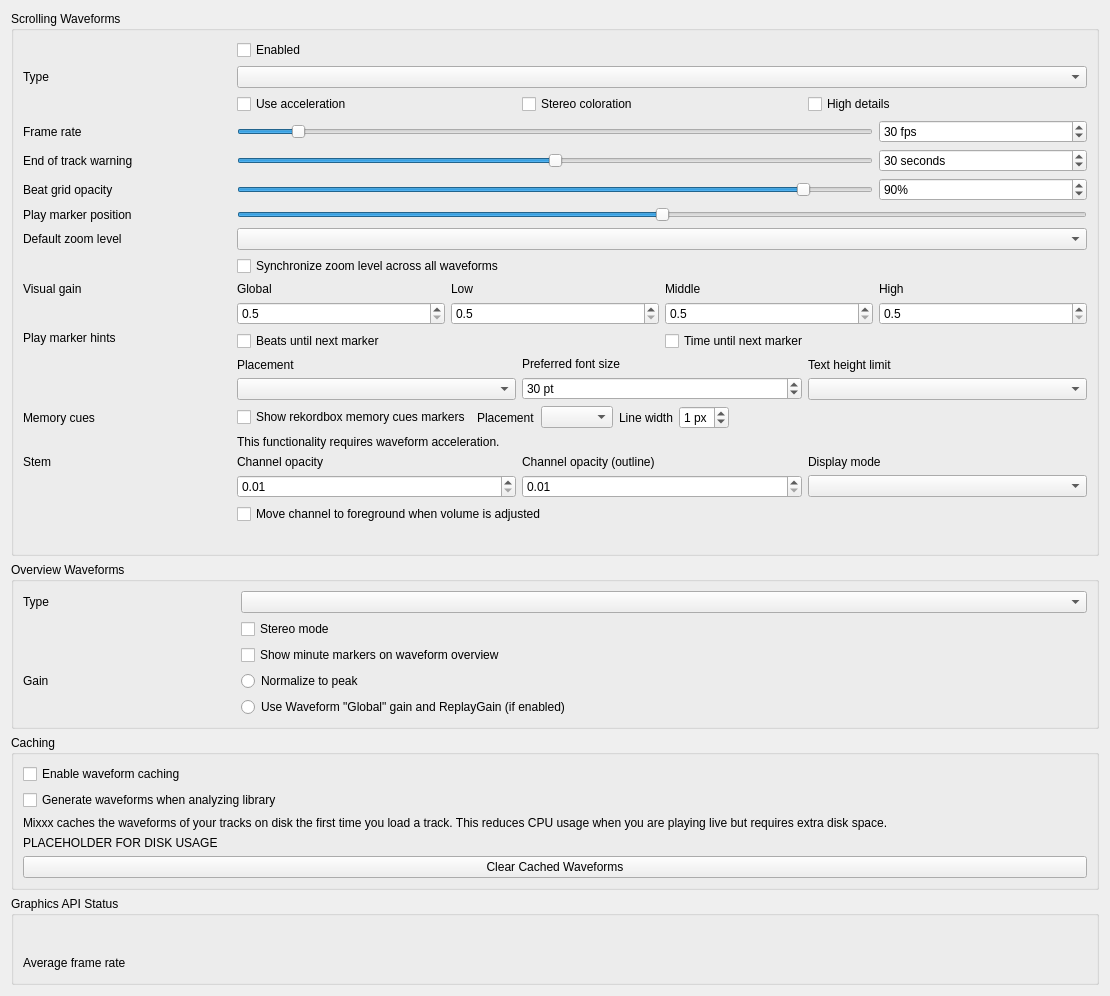
First picture: the form in src/preferences/dialog/dlgprefwaveformdlg.ui, repository mixxxdj/mixxx, before the edit.
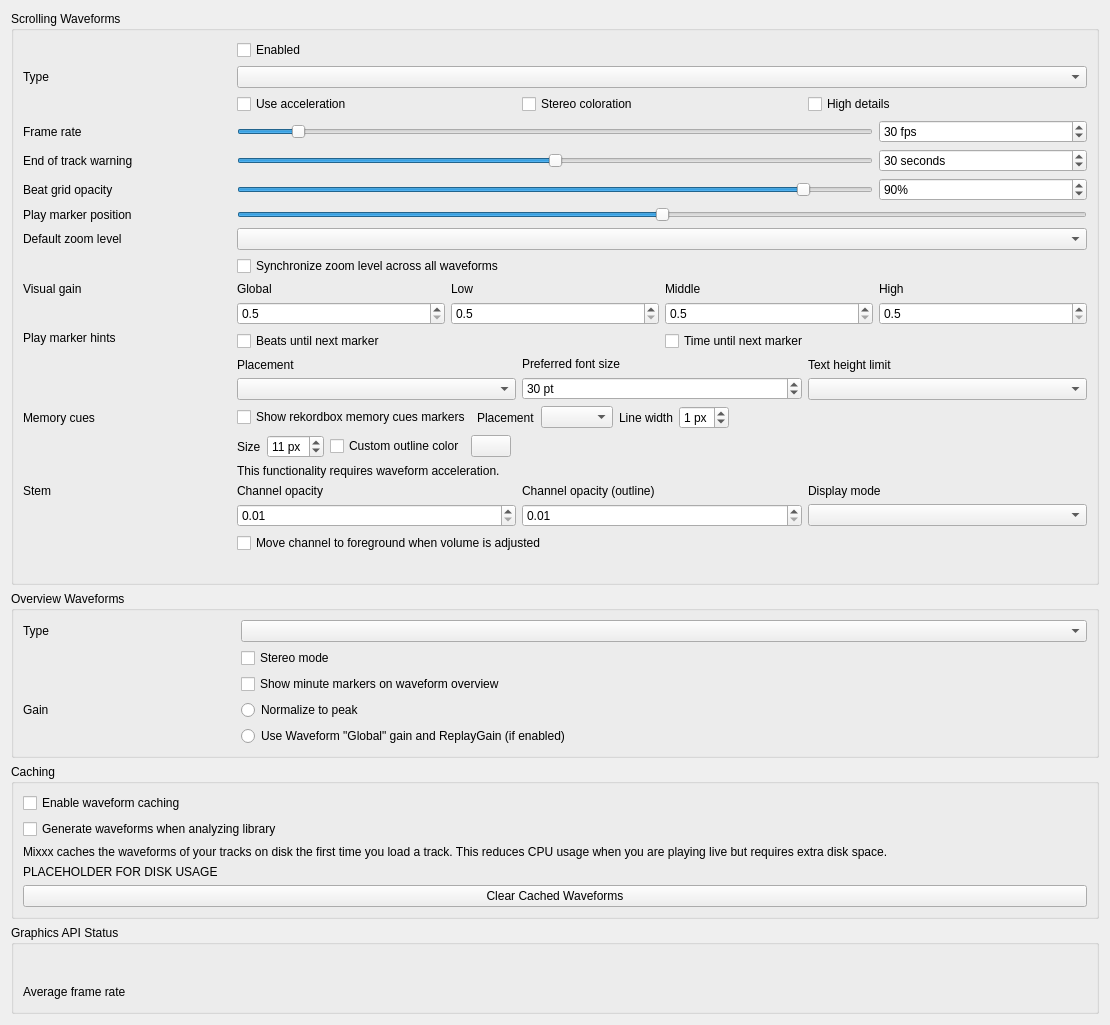
Second picture: the form after the edit.

Commit message: Waveform: memory cue marker size and custom outline color

```diff
--- a/src/preferences/dialog/dlgprefwaveformdlg.ui
+++ b/src/preferences/dialog/dlgprefwaveformdlg.ui
@@ -662,6 +662,84 @@
       </layout>
      </item>
      <item row="14" column="1" colspan="4">
+      <layout class="QHBoxLayout" name="memoryCueMarkersStyleLayout">
+       <item>
+        <widget class="QLabel" name="memoryCueMarkerSizeLabel">
+         <property name="text">
+          <string>Size</string>
+         </property>
+         <property name="buddy">
+          <cstring>memoryCueMarkerSizeSpinBox</cstring>
+         </property>
+        </widget>
+       </item>
+       <item>
+        <widget class="QSpinBox" name="memoryCueMarkerSizeSpinBox">
+         <property name="toolTip">
+          <string>Size of the memory cue triangles in the scrolling waveforms. The overview uses a slightly smaller size.</string>
+         </property>
+         <property name="suffix">
+          <string> px</string>
+         </property>
+         <property name="minimum">
+          <number>5</number>
+         </property>
+         <property name="maximum">
+          <number>31</number>
+         </property>
+         <property name="singleStep">
+          <number>2</number>
+         </property>
+         <property name="value">
+          <number>11</number>
+         </property>
+        </widget>
+       </item>
+       <item>
+        <widget class="QCheckBox" name="memoryCueMarkerCustomOutlineCheckBox">
+         <property name="toolTip">
+          <string>Draw the outline of the memory cue triangles in a custom color instead of the automatic one.</string>
+         </property>
+         <property name="text">
+          <string>Custom outline color</string>
+         </property>
+        </widget>
+       </item>
+       <item>
+        <widget class="QPushButton" name="memoryCueMarkerOutlineColorButton">
+         <property name="minimumSize">
+          <size>
+           <width>40</width>
+           <height>0</height>
+          </size>
+         </property>
+         <property name="maximumSize">
+          <size>
+           <width>40</width>
+           <height>16777215</height>
+          </size>
+         </property>
+         <property name="text">
+          <string/>
+         </property>
+        </widget>
+       </item>
+       <item>
+        <spacer name="memoryCueMarkersStyleSpacer">
+         <property name="orientation">
+          <enum>Qt::Horizontal</enum>
+         </property>
+         <property name="sizeHint" stdset="0">
+          <size>
+           <width>0</width>
+           <height>0</height>
+          </size>
+         </property>
+        </spacer>
+       </item>
+      </layout>
+     </item>
+     <item row="15" column="1" colspan="4">
       <widget class="QLabel" name="requiresGLSLLabel">
        <property name="text">
         <string>This functionality requires waveform acceleration.</string>
@@ -672,7 +750,7 @@
       </widget>
      </item>
 
-     <item row="15" column="0">
+     <item row="16" column="0">
       <widget class="QLabel" name="stemOpacityLabel">
        <property name="text">
         <string>Stem</string>
@@ -685,7 +763,7 @@
        </property>
       </widget>
      </item>
-     <item row="15" column="1" colspan="4">
+     <item row="16" column="1" colspan="4">
       <layout class="QGridLayout" name="stemOpacityGridLayout">
        <item row="0" column="0">
         <widget class="QLabel" name="stemOpacityMainLabel">
@@ -782,7 +860,7 @@
       </layout>
      </item>
 
-     <item row="16" column="1" colspan="4">
+     <item row="17" column="1" colspan="4">
       <widget class="QLabel" name="requiresGLSLLabel2">
        <property name="alignment">
         <set>Qt::AlignLeading|Qt::AlignLeft|Qt::AlignVCenter</set>
```
Left out of the diff: 3 changed lines with no effect on the pictures. The commit also changes 7 other files.
